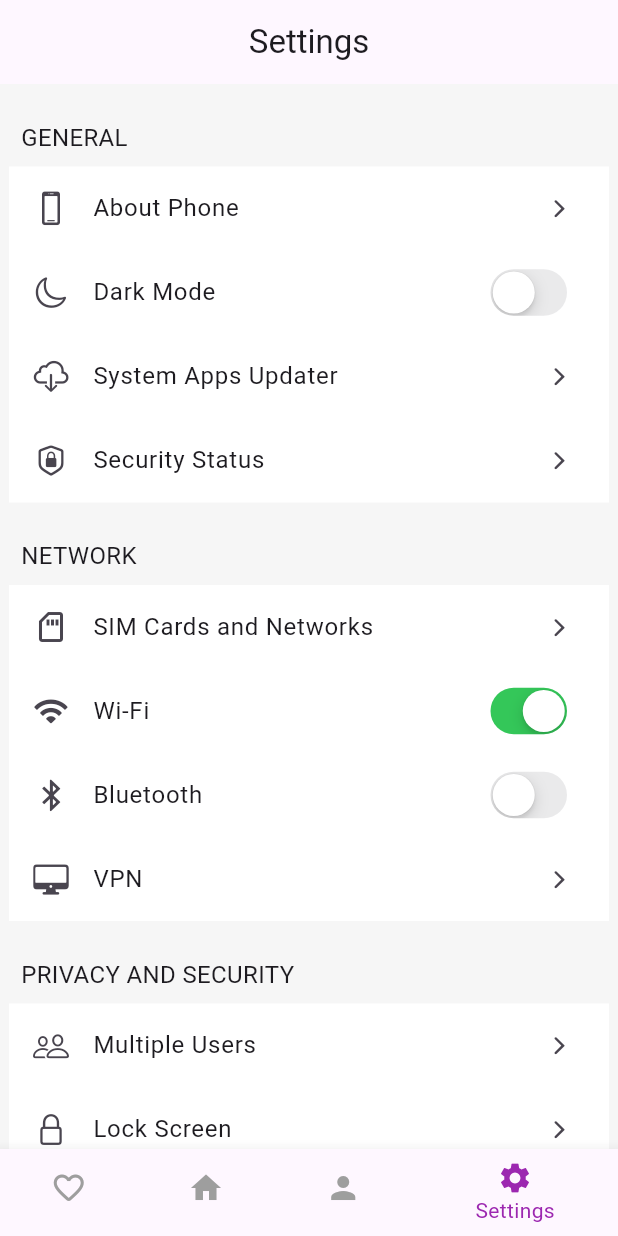
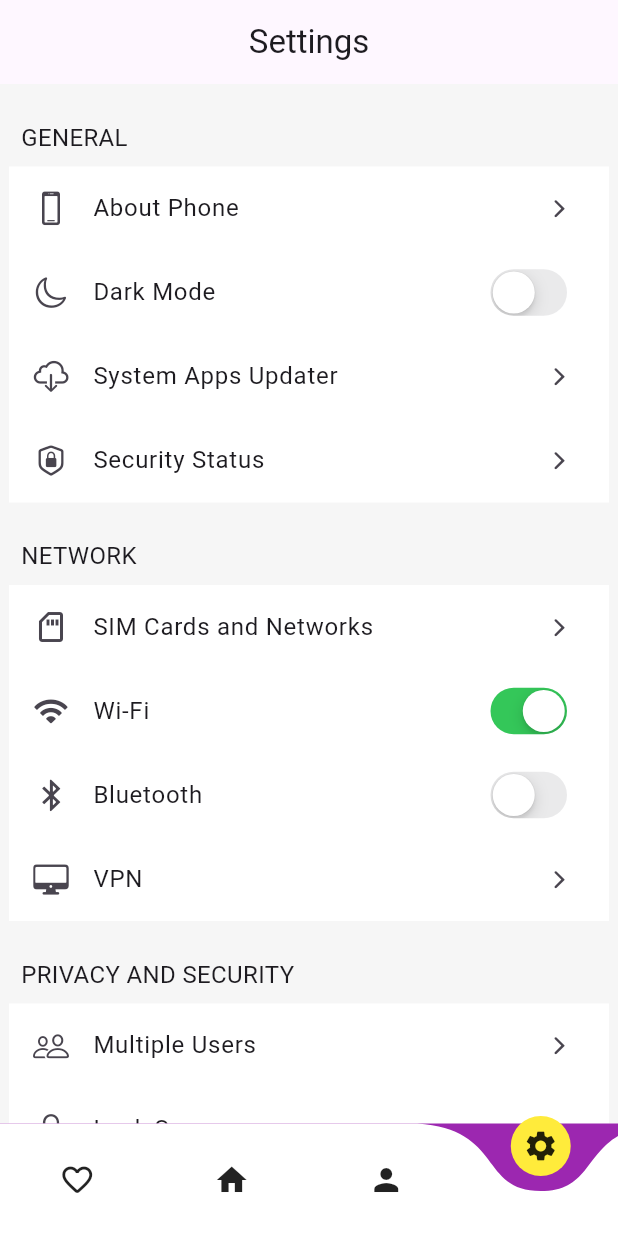
Before and after one commit to jatinderji/bottom_navigation_bar_app, a Flutter app: the screen it shows after launch, item 4 of the bottom bar chosen, on a phone screen of 412 x 824 dp. Run offline on Flutter 3.47's test engine with Material 2 defaults, Android fonts, the phone set to English and light mode, and no system bars; drawn by our look-alikes of curved_navigation_bar; network calls fail.

Commit message:
curved-navigation-bar added

```diff
--- a/lib/pages/main_page.dart
+++ b/lib/pages/main_page.dart
@@ -2,6 +2,7 @@ import 'package:bottom_navigation_bar_app/pages/favourite_page.dart';
 import 'package:bottom_navigation_bar_app/pages/home_page.dart';
 import 'package:bottom_navigation_bar_app/pages/profile_page.dart';
 import 'package:bottom_navigation_bar_app/pages/settings_page.dart';
+import 'package:curved_navigation_bar/curved_navigation_bar.dart';
 import 'package:flutter/material.dart';
 
 class MainPage extends StatefulWidget {
@@ -23,24 +24,31 @@ class _MainPageState extends State<MainPage> {
   Widget build(BuildContext context) {
     return Scaffold(
       body: pages[bottomIndex],
-      bottomNavigationBar: BottomNavigationBar(
-          currentIndex: bottomIndex,
-          showUnselectedLabels: false,
-          showSelectedLabels: true,
-          unselectedItemColor: Colors.grey,
-          selectedItemColor: Colors.purple,
+      bottomNavigationBar: CurvedNavigationBar(
+          // currentIndex: bottomIndex,
+          // showUnselectedLabels: false,
+          // showSelectedLabels: true,
+          // unselectedItemColor: Colors.grey,
+          // selectedItemColor: Colors.purple,
+          backgroundColor: Colors.purple,
+          buttonBackgroundColor: Colors.yellow,
+          index: bottomIndex,
           onTap: (value) {
             setState(() {
               bottomIndex = value;
             });
           },
           items: const [
-            BottomNavigationBarItem(
-                icon: Icon(Icons.favorite_border_rounded), label: 'Favourite'),
-            BottomNavigationBarItem(icon: Icon(Icons.home), label: 'Home'),
-            BottomNavigationBarItem(icon: Icon(Icons.person), label: 'Profle'),
-            BottomNavigationBarItem(
-                icon: Icon(Icons.settings), label: 'Settings'),
+            Icon(Icons.favorite_border_rounded),
+            Icon(Icons.home),
+            Icon(Icons.person),
+            Icon(Icons.settings)
+            // BottomNavigationBarItem(
+            //     icon: Icon(Icons.favorite_border_rounded), label: 'Favourite'),
+            // BottomNavigationBarItem(icon: Icon(Icons.home), label: 'Home'),
+            // BottomNavigationBarItem(icon: Icon(Icons.person), label: 'Profle'),
+            // BottomNavigationBarItem(
+            //     icon: Icon(Icons.settings), label: 'Settings'),
           ]),
     );
   }
```
Also changed, not shown: pubspec.yaml (+3 -4 lines), pubspec.lock.
